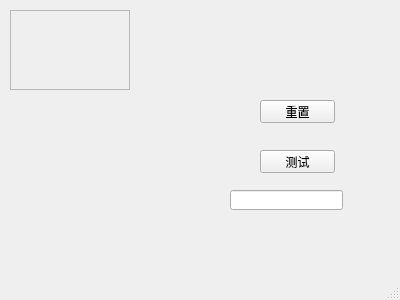
Above: mainwindow.ui from xiaonan4804/Wuzi before the change. Below: the same form after it.
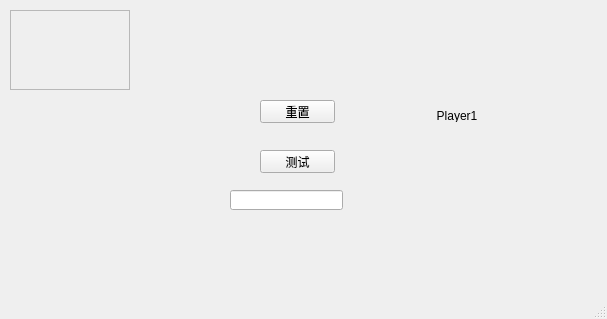
That is the form after the change. Custom widgets are drawn as their Qt base class.

What changed in the file:
```diff
--- a/mainwindow.ui
+++ b/mainwindow.ui
@@ -6,8 +6,8 @@
    <rect>
     <x>0</x>
     <y>0</y>
-    <width>400</width>
-    <height>300</height>
+    <width>607</width>
+    <height>319</height>
    </rect>
   </property>
   <property name="mouseTracking">
@@ -72,6 +72,48 @@
      <bool>true</bool>
     </property>
    </widget>
+   <widget class="QLabel" name="label_pic1">
+    <property name="geometry">
+     <rect>
+      <x>370</x>
+      <y>10</y>
+      <width>121</width>
+      <height>81</height>
+     </rect>
+    </property>
+    <property name="text">
+     <string/>
+    </property>
+   </widget>
+   <widget class="QLabel" name="label_pic2">
+    <property name="geometry">
+     <rect>
+      <x>440</x>
+      <y>20</y>
+      <width>131</width>
+      <height>51</height>
+     </rect>
+    </property>
+    <property name="text">
+     <string/>
+    </property>
+   </widget>
+   <widget class="QLabel" name="label_playerN">
+    <property name="geometry">
+     <rect>
+      <x>430</x>
+      <y>110</y>
+      <width>54</width>
+      <height>12</height>
+     </rect>
+    </property>
+    <property name="text">
+     <string>Player1</string>
+    </property>
+    <property name="alignment">
+     <set>Qt::AlignCenter</set>
+    </property>
+   </widget>
   </widget>
   <widget class="QMenuBar" name="menuBar">
    <property name="geometry">
```
Left out of the diff: 2 changed lines with no effect on the pictures.
